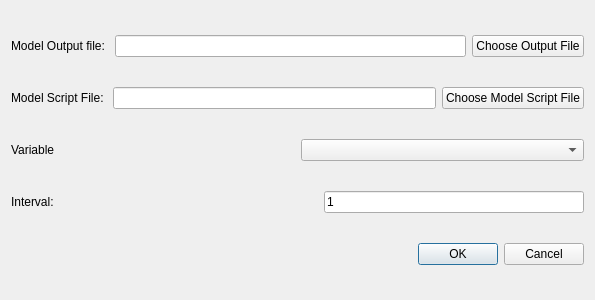
Above: vtkdialog.ui from ArashMassoudieh/DryWellScriptGenerator before the change. Below: the same form after it.
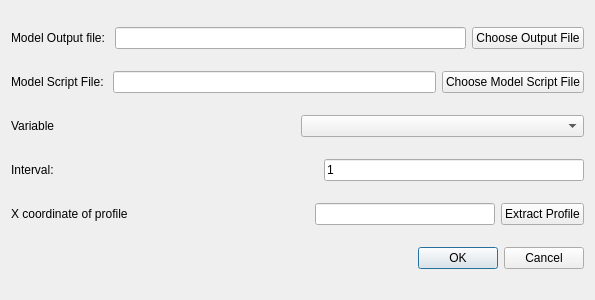
That is the form after the change.

Diff of the .ui file:
```diff
--- a/vtkdialog.ui
+++ b/vtkdialog.ui
@@ -101,6 +101,40 @@
      </item>
     </layout>
    </item>
+   <item>
+    <layout class="QHBoxLayout" name="horizontalLayout_5">
+     <item>
+      <widget class="QLabel" name="label_5">
+       <property name="text">
+        <string>X coordinate of profile</string>
+       </property>
+      </widget>
+     </item>
+     <item>
+      <spacer name="horizontalSpacer_2">
+       <property name="orientation">
+        <enum>Qt::Horizontal</enum>
+       </property>
+       <property name="sizeHint" stdset="0">
+        <size>
+         <width>40</width>
+         <height>20</height>
+        </size>
+       </property>
+      </spacer>
+     </item>
+     <item>
+      <widget class="QLineEdit" name="ExtractProfileAt"/>
+     </item>
+     <item>
+      <widget class="QPushButton" name="Extract_Profile">
+       <property name="text">
+        <string>Extract Profile</string>
+       </property>
+      </widget>
+     </item>
+    </layout>
+   </item>
    <item>
     <widget class="QDialogButtonBox" name="buttonBox">
      <property name="orientation">
```
